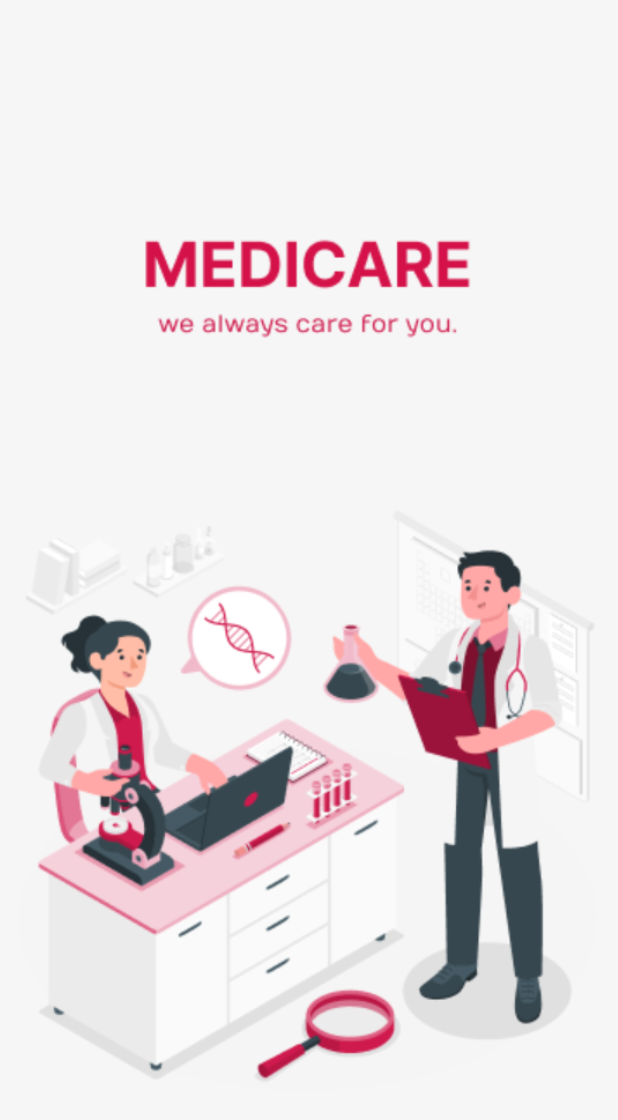
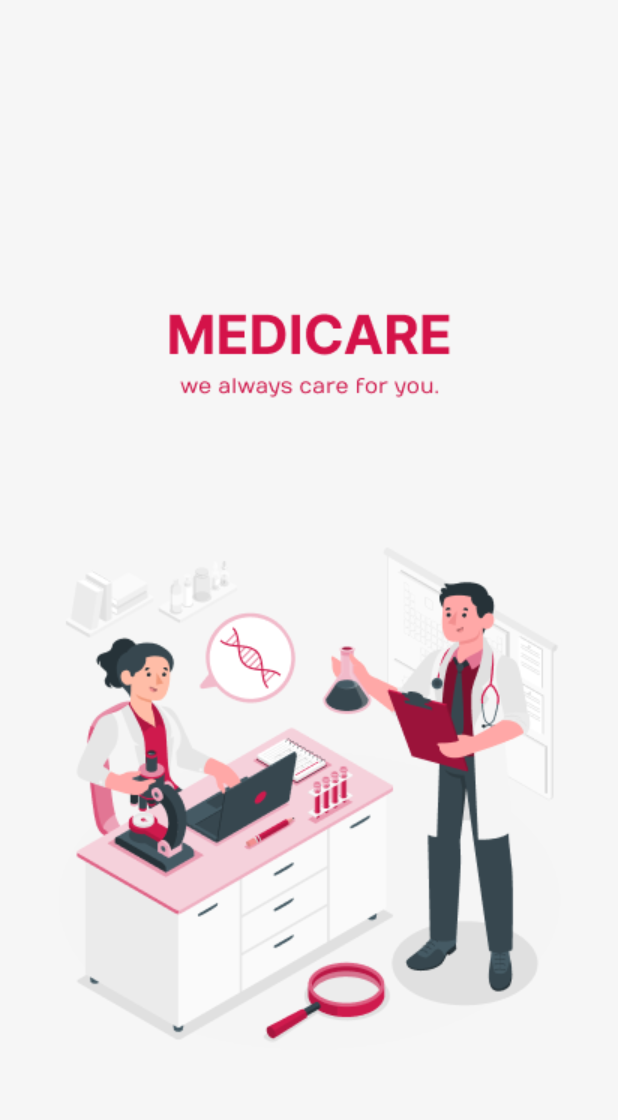
Before and after one commit to nadhnoor/FinalProjectMedicare, an Android app: the splashScreen screen opened directly, with no data from a screen before it, on a phone screen of 412 x 824 dp. Shown: the top 1120 px of the screen. Run offline under Robolectric (Android 15) with nearby library versions, the phone set to English and light mode, and no system bars; Roboto replaces fonts that are not available here.

```diff
--- a/app/src/main/res/layout/activity_splashscreen.xml
+++ b/app/src/main/res/layout/activity_splashscreen.xml
@@ -10,13 +10,11 @@
 
     <ImageView
         android:id="@+id/imageView"
-        android:layout_width="416dp"
-        android:layout_height="860dp"
+        android:layout_width="wrap_content"
+        android:layout_height="wrap_content"
         android:src="@drawable/splash_screen"
         app:layout_constraintBottom_toBottomOf="parent"
         app:layout_constraintEnd_toEndOf="parent"
-        app:layout_constraintHorizontal_bias="1.0"
         app:layout_constraintStart_toStartOf="parent"
-        app:layout_constraintTop_toTopOf="parent"
-        app:layout_constraintVertical_bias="1.0" />
+        app:layout_constraintTop_toTopOf="parent" />
 </androidx.constraintlayout.widget.ConstraintLayout>
```
